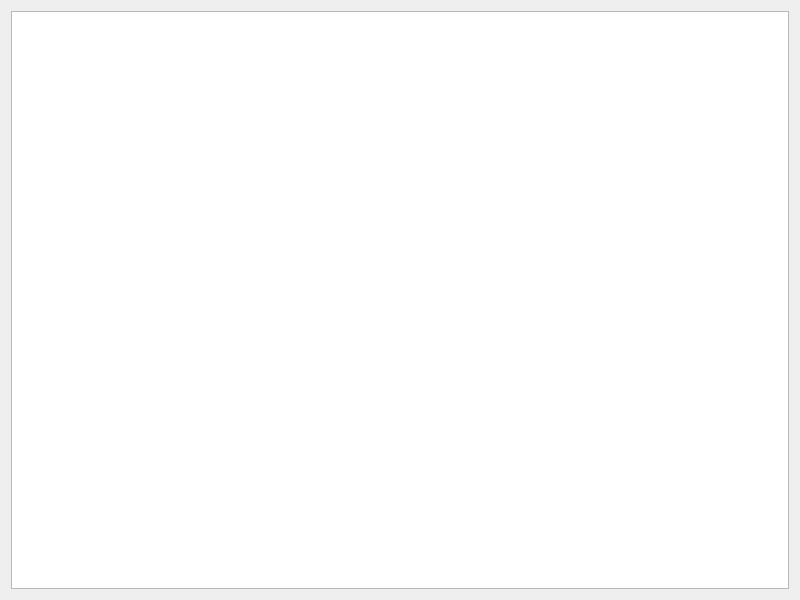
Old version of the form Server/widget.ui in the repository Kanade-forever/easyChat.
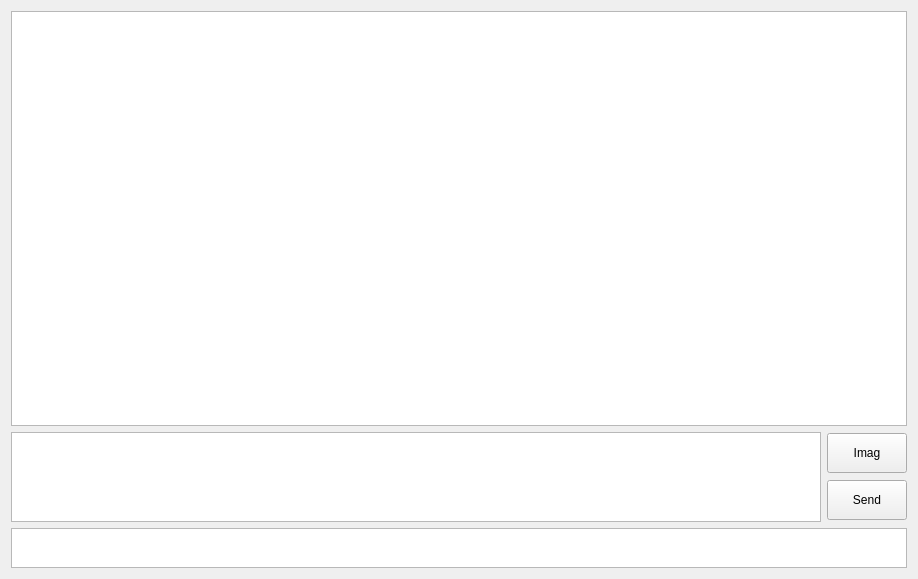
New version of the form.

Commit message: Add Send and Receive message model

```diff
--- a/Server/widget.ui
+++ b/Server/widget.ui
@@ -6,16 +6,123 @@
    <rect>
     <x>0</x>
     <y>0</y>
-    <width>800</width>
-    <height>600</height>
+    <width>918</width>
+    <height>579</height>
    </rect>
   </property>
   <property name="windowTitle">
    <string>Widget</string>
   </property>
-  <layout class="QHBoxLayout" name="horizontalLayout">
+  <layout class="QHBoxLayout" name="horizontalLayout_2">
    <item>
-    <widget class="QTextBrowser" name="textBrowserShowServerMessage"/>
+    <layout class="QVBoxLayout" name="verticalLayout_2">
+     <item>
+      <widget class="QTextBrowser" name="textBrowserMessageShow">
+       <property name="sizePolicy">
+        <sizepolicy hsizetype="Expanding" vsizetype="Expanding">
+         <horstretch>0</horstretch>
+         <verstretch>0</verstretch>
+        </sizepolicy>
+       </property>
+       <property name="minimumSize">
+        <size>
+         <width>0</width>
+         <height>0</height>
+        </size>
+       </property>
+      </widget>
+     </item>
+     <item>
+      <layout class="QHBoxLayout" name="horizontalLayout">
+       <item>
+        <widget class="QTextEdit" name="textEditMessageInput">
+         <property name="sizePolicy">
+          <sizepolicy hsizetype="Expanding" vsizetype="Minimum">
+           <horstretch>0</horstretch>
+           <verstretch>0</verstretch>
+          </sizepolicy>
+         </property>
+         <property name="minimumSize">
+          <size>
+           <width>0</width>
+           <height>90</height>
+          </size>
+         </property>
+         <property name="maximumSize">
+          <size>
+           <width>16777215</width>
+           <height>90</height>
+          </size>
+         </property>
+        </widget>
+       </item>
+       <item>
+        <layout class="QVBoxLayout" name="verticalLayout">
+         <item>
+          <widget class="QPushButton" name="btnImagSelect">
+           <property name="sizePolicy">
+            <sizepolicy hsizetype="Minimum" vsizetype="Preferred">
+             <horstretch>0</horstretch>
+             <verstretch>0</verstretch>
+            </sizepolicy>
+           </property>
+           <property name="maximumSize">
+            <size>
+             <width>16777215</width>
+             <height>40</height>
+            </size>
+           </property>
+           <property name="text">
+            <string>Imag</string>
+           </property>
+          </widget>
+         </item>
+         <item>
+          <widget class="QPushButton" name="btnMessageSend">
+           <property name="sizePolicy">
+            <sizepolicy hsizetype="Minimum" vsizetype="Preferred">
+             <horstretch>0</horstretch>
+             <verstretch>0</verstretch>
+            </sizepolicy>
+           </property>
+           <property name="maximumSize">
+            <size>
+             <width>16777215</width>
+             <height>40</height>
+            </size>
+           </property>
+           <property name="text">
+            <string>Send</string>
+           </property>
+          </widget>
+         </item>
+        </layout>
+       </item>
+      </layout>
+     </item>
+     <item>
+      <widget class="QTextBrowser" name="textBrowserShowServerStatus">
+       <property name="sizePolicy">
+        <sizepolicy hsizetype="Expanding" vsizetype="Fixed">
+         <horstretch>0</horstretch>
+         <verstretch>0</verstretch>
+        </sizepolicy>
+       </property>
+       <property name="minimumSize">
+        <size>
+         <width>40</width>
+         <height>0</height>
+        </size>
+       </property>
+       <property name="maximumSize">
+        <size>
+         <width>16777215</width>
+         <height>40</height>
+        </size>
+       </property>
+      </widget>
+     </item>
+    </layout>
    </item>
   </layout>
  </widget>
```
The commit also changes 27 other files.
